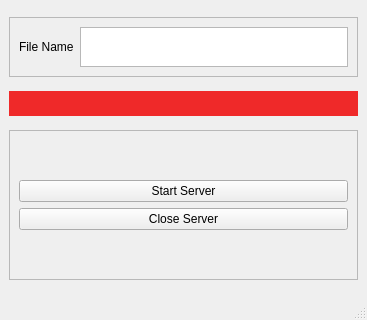
Before: the Qt Designer form SimpleUdpServer/mainwindow.ui in bittoin/Simple-UDP-Server, drawn with Qt 5.
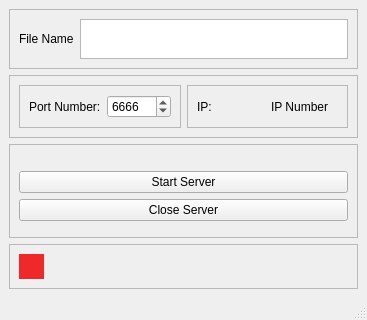
After: the same form once the commit is applied.

Commit message: feat: Now can choose the port and automatic file name

Diff of the .ui file:
```diff
--- a/SimpleUdpServer/mainwindow.ui
+++ b/SimpleUdpServer/mainwindow.ui
@@ -44,22 +44,85 @@
      </widget>
     </item>
     <item>
-     <widget class="QLabel" name="serverStatus">
-      <property name="maximumSize">
-       <size>
-        <width>16777215</width>
-        <height>25</height>
-       </size>
+     <widget class="QFrame" name="frame_6">
+      <property name="frameShape">
+       <enum>QFrame::StyledPanel</enum>
       </property>
-      <property name="autoFillBackground">
-       <bool>false</bool>
+      <property name="frameShadow">
+       <enum>QFrame::Raised</enum>
       </property>
-      <property name="styleSheet">
-       <string notr="true">background-color: rgb(239, 41, 41)</string>
-      </property>
-      <property name="text">
-       <string/>
-      </property>
+      <layout class="QHBoxLayout" name="horizontalLayout_5">
+       <item>
+        <widget class="QFrame" name="frame_3">
+         <property name="maximumSize">
+          <size>
+           <width>16777215</width>
+           <height>60</height>
+          </size>
+         </property>
+         <property name="frameShape">
+          <enum>QFrame::StyledPanel</enum>
+         </property>
+         <property name="frameShadow">
+          <enum>QFrame::Raised</enum>
+         </property>
+         <layout class="QHBoxLayout" name="horizontalLayout_2">
+          <item>
+           <widget class="QLabel" name="label_3">
+            <property name="text">
+             <string>Port Number:</string>
+            </property>
+           </widget>
+          </item>
+          <item>
+           <widget class="QSpinBox" name="portNumber">
+            <property name="minimum">
+             <number>1</number>
+            </property>
+            <property name="maximum">
+             <number>10000</number>
+            </property>
+            <property name="value">
+             <number>6666</number>
+            </property>
+           </widget>
+          </item>
+         </layout>
+        </widget>
+       </item>
+       <item>
+        <widget class="QFrame" name="frame_5">
+         <property name="maximumSize">
+          <size>
+           <width>16777215</width>
+           <height>60</height>
+          </size>
+         </property>
+         <property name="frameShape">
+          <enum>QFrame::StyledPanel</enum>
+         </property>
+         <property name="frameShadow">
+          <enum>QFrame::Raised</enum>
+         </property>
+         <layout class="QHBoxLayout" name="horizontalLayout_4">
+          <item>
+           <widget class="QLabel" name="label_4">
+            <property name="text">
+             <string>IP:</string>
+            </property>
+           </widget>
+          </item>
+          <item>
+           <widget class="QLabel" name="ipNumber">
+            <property name="text">
+             <string>IP Number</string>
+            </property>
+           </widget>
+          </item>
+         </layout>
+        </widget>
+       </item>
+      </layout>
      </widget>
     </item>
     <item>
@@ -120,6 +183,56 @@
       </layout>
      </widget>
     </item>
+    <item>
+     <widget class="QFrame" name="frame_4">
+      <property name="frameShape">
+       <enum>QFrame::StyledPanel</enum>
+      </property>
+      <property name="frameShadow">
+       <enum>QFrame::Raised</enum>
+      </property>
+      <layout class="QHBoxLayout" name="horizontalLayout_3">
+       <item>
+        <widget class="QLabel" name="serverStatus">
+         <property name="minimumSize">
+          <size>
+           <width>25</width>
+           <height>25</height>
+          </size>
+         </property>
+         <property name="maximumSize">
+          <size>
+           <width>16777215</width>
+           <height>25</height>
+          </size>
+         </property>
+         <property name="autoFillBackground">
+          <bool>false</bool>
+         </property>
+         <property name="styleSheet">
+          <string notr="true">background-color: rgb(239, 41, 41)</string>
+         </property>
+         <property name="text">
+          <string/>
+         </property>
+        </widget>
+       </item>
+       <item>
+        <spacer name="horizontalSpacer">
+         <property name="orientation">
+          <enum>Qt::Horizontal</enum>
+         </property>
+         <property name="sizeHint" stdset="0">
+          <size>
+           <width>40</width>
+           <height>20</height>
+          </size>
+         </property>
+        </spacer>
+       </item>
+      </layout>
+     </widget>
+    </item>
    </layout>
   </widget>
   <widget class="QMenuBar" name="menubar">
```
Left out of the diff: 2 changed lines with no effect on the pictures. The commit also changes 2 other files.
